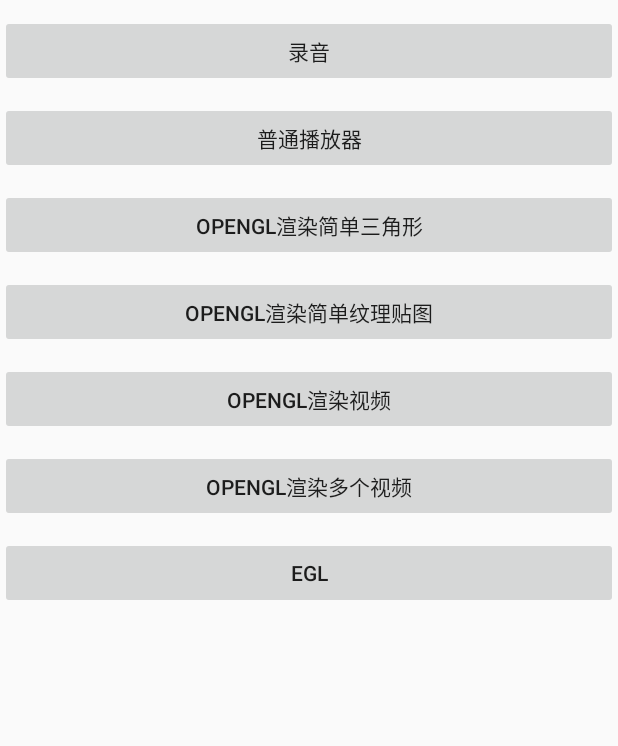
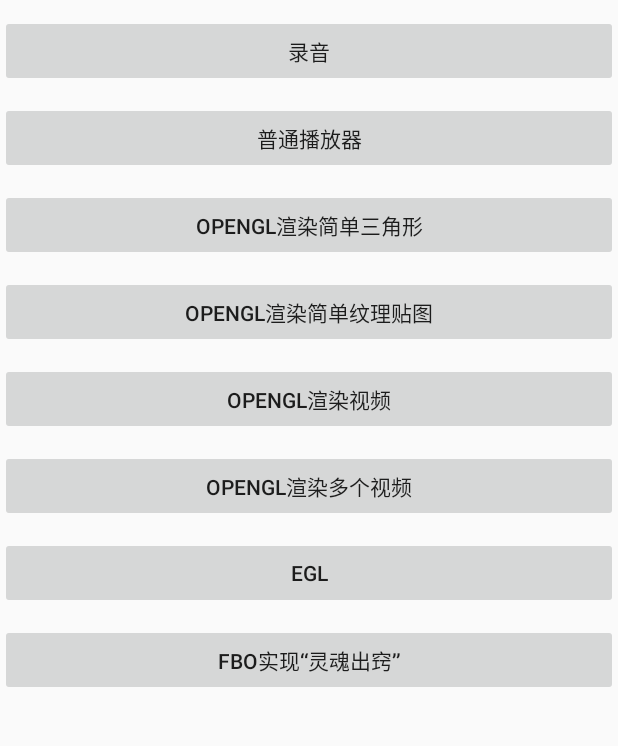
Before and after one commit to wys919591169/MediaTest, an Android app: the screen it shows after launch (MainActivity), on a phone screen of 412 x 824 dp, the part 84-830 px from its top. Run offline under Robolectric (Android 15) with nearby library versions, the phone set to English and light mode, and no system bars.

Commit message:
[wys 6.9] FBO实现灵魂出窍效果

```diff
--- a/app/src/main/AndroidManifest.xml
+++ b/app/src/main/AndroidManifest.xml
@@ -27,6 +27,7 @@
         <activity android:name=".ui.OpenGLPlayerActivity"/>
         <activity android:name=".ui.OpenGLPlayersActivity"/>
         <activity android:name=".ui.EGLPlayerActivity"/>
+        <activity android:name=".ui.FBOPlayerActivity"/>
     </application>
 
 </manifest>
--- a/app/src/main/java/com/wys/mediatest/ui/MainActivity.kt
+++ b/app/src/main/java/com/wys/mediatest/ui/MainActivity.kt
@@ -49,4 +49,9 @@ class MainActivity : AppCompatActivity() {
         startActivity(Intent(baseContext, EGLPlayerActivity::class.java))
 
     }
+
+    fun clickToFBO(view: View) {
+        startActivity(Intent(baseContext, FBOPlayerActivity::class.java))
+
+    }
 }
--- a/app/src/main/res/layout/activity_main.xml
+++ b/app/src/main/res/layout/activity_main.xml
@@ -56,4 +56,11 @@
         android:text="egl"
         android:onClick="clickToEgl"
         />
+    <Button
+        android:layout_marginTop="10dp"
+        android:layout_width="match_parent"
+        android:layout_height="wrap_content"
+        android:text="FBO实现“灵魂出窍”"
+        android:onClick="clickToFBO"
+        />
 </LinearLayout>
```
Also changed, not shown: app/src/main/java/com/wys/mediatest/ui/FBOPlayerActivity.kt (added, +56 -0 lines).
